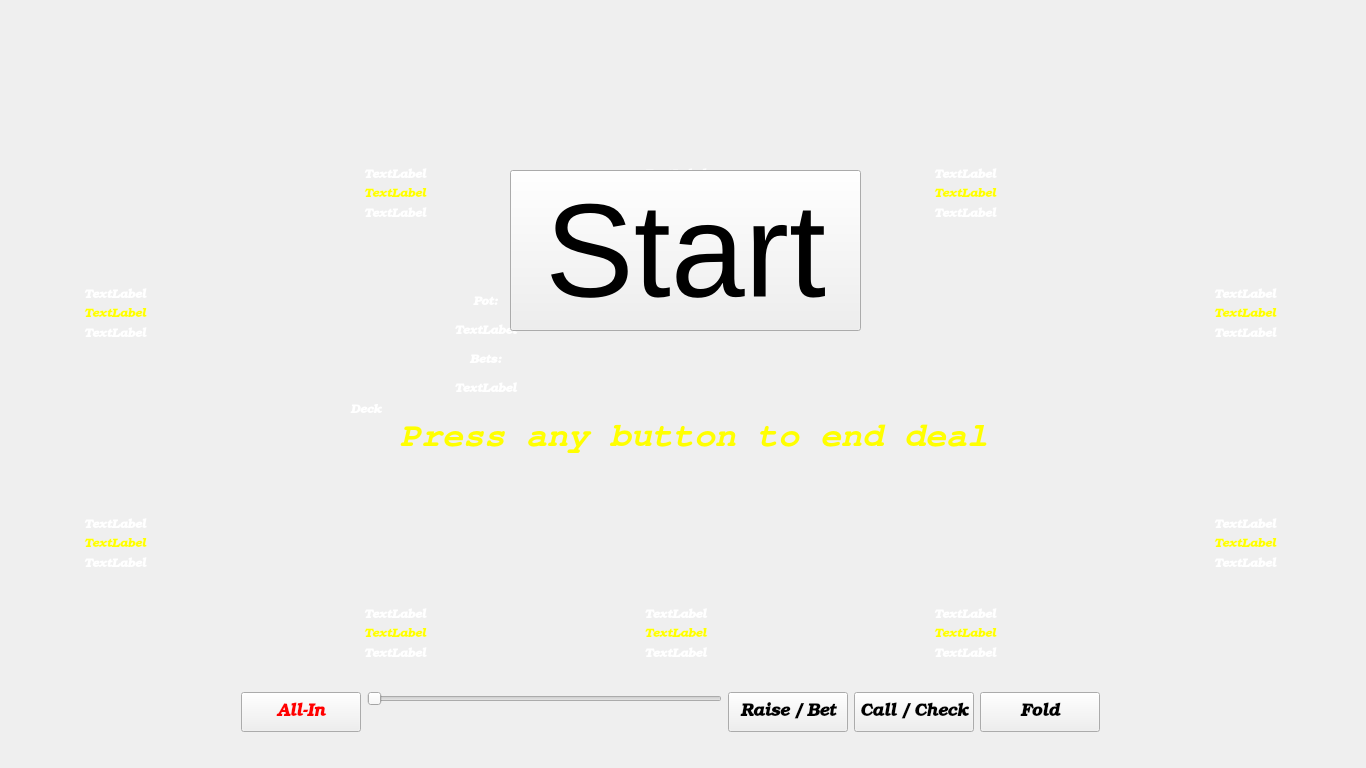
Before: the Qt Designer form mainwindow.ui in maxkolotilin/Holding-cards, drawn with Qt 5.
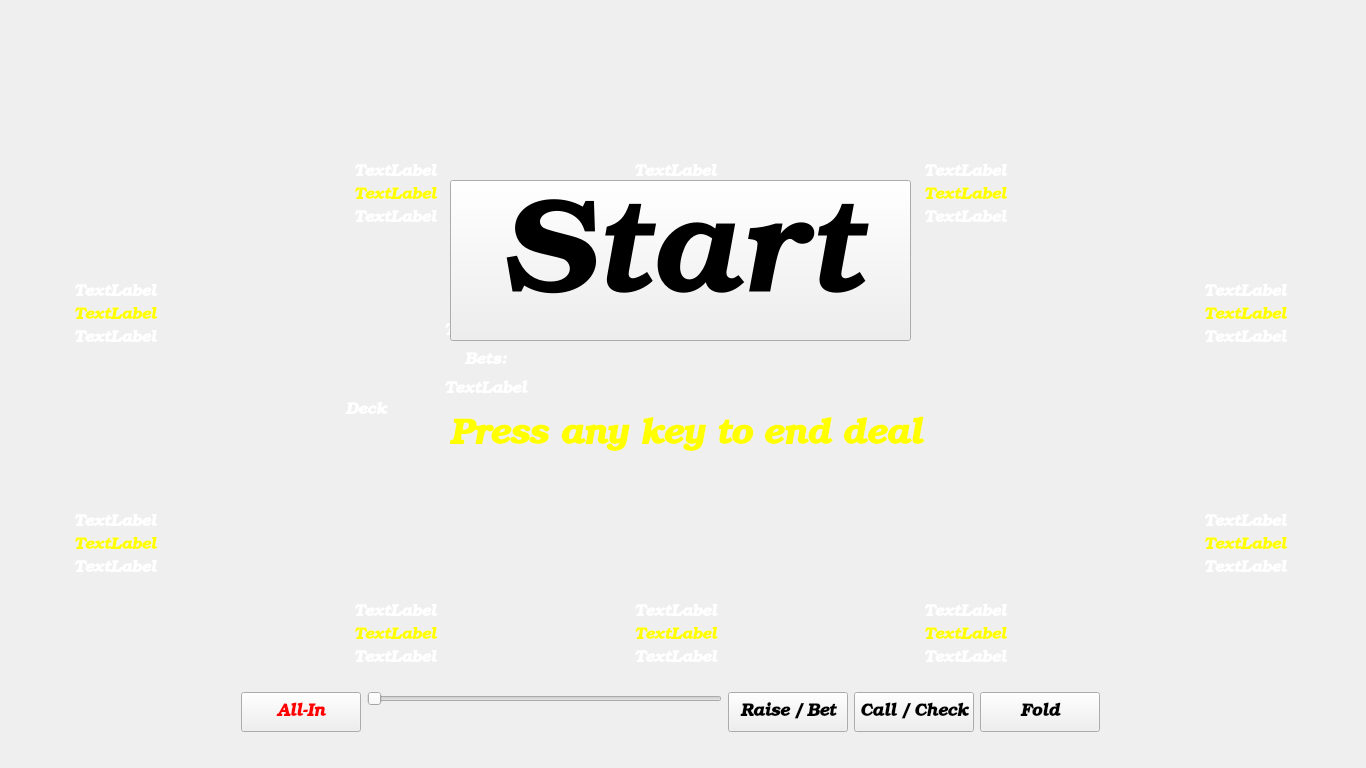
After: the same form once the commit is applied.

Patch:
```diff
--- a/mainwindow.ui
+++ b/mainwindow.ui
@@ -29,7 +29,7 @@
        <x>0</x>
        <y>-1</y>
        <width>190</width>
-       <height>213</height>
+       <height>219</height>
       </rect>
      </property>
      <layout class="QVBoxLayout" name="verticalLayout_8">
@@ -111,6 +111,7 @@
         <property name="font">
          <font>
           <family>URW Bookman L</family>
+          <pointsize>12</pointsize>
           <weight>75</weight>
           <italic>true</italic>
           <bold>true</bold>
@@ -166,6 +167,7 @@
         <property name="font">
          <font>
           <family>URW Bookman L</family>
+          <pointsize>12</pointsize>
           <weight>75</weight>
           <italic>true</italic>
           <bold>true</bold>
@@ -221,6 +223,7 @@
         <property name="font">
          <font>
           <family>URW Bookman L</family>
+          <pointsize>12</pointsize>
           <weight>75</weight>
           <italic>true</italic>
           <bold>true</bold>
@@ -252,7 +255,7 @@
        <x>0</x>
        <y>-1</y>
        <width>190</width>
-       <height>213</height>
+       <height>219</height>
       </rect>
      </property>
      <layout class="QVBoxLayout" name="verticalLayout_9">
@@ -334,6 +337,7 @@
         <property name="font">
          <font>
           <family>URW Bookman L</family>
+          <pointsize>12</pointsize>
           <weight>75</weight>
           <italic>true</italic>
           <bold>true</bold>
@@ -389,6 +393,7 @@
         <property name="font">
          <font>
           <family>URW Bookman L</family>
+          <pointsize>12</pointsize>
           <weight>75</weight>
           <italic>true</italic>
           <bold>true</bold>
@@ -444,6 +449,7 @@
         <property name="font">
          <font>
           <family>URW Bookman L</family>
+          <pointsize>12</pointsize>
           <weight>75</weight>
           <italic>true</italic>
           <bold>true</bold>
@@ -475,7 +481,7 @@
        <x>0</x>
        <y>-1</y>
        <width>190</width>
-       <height>213</height>
+       <height>219</height>
       </rect>
      </property>
      <layout class="QVBoxLayout" name="verticalLayout_10">
@@ -557,6 +563,7 @@
         <property name="font">
          <font>
           <family>URW Bookman L</family>
+          <pointsize>12</pointsize>
           <weight>75</weight>
           <italic>true</italic>
           <bold>true</bold>
@@ -612,6 +619,7 @@
         <property name="font">
          <font>
           <family>URW Bookman L</family>
+          <pointsize>12</pointsize>
           <weight>75</weight>
           <italic>true</italic>
           <bold>true</bold>
@@ -667,6 +675,7 @@
         <property name="font">
          <font>
           <family>URW Bookman L</family>
+          <pointsize>12</pointsize>
           <weight>75</weight>
           <italic>true</italic>
           <bold>true</bold>
@@ -698,7 +707,7 @@
        <x>0</x>
        <y>-1</y>
        <width>191</width>
-       <height>213</height>
+       <height>219</height>
       </rect>
      </property>
      <layout class="QVBoxLayout" name="verticalLayout_11">
@@ -780,6 +789,7 @@
         <property name="font">
          <font>
           <family>URW Bookman L</family>
+          <pointsize>12</pointsize>
           <weight>75</weight>
           <italic>true</italic>
           <bold>true</bold>
@@ -835,6 +845,7 @@
         <property name="font">
          <font>
           <family>URW Bookman L</family>
+          <pointsize>12</pointsize>
           <weight>75</weight>
           <italic>true</italic>
           <bold>true</bold>
@@ -890,6 +901,7 @@
         <property name="font">
          <font>
           <family>URW Bookman L</family>
+          <pointsize>12</pointsize>
           <weight>75</weight>
           <italic>true</italic>
           <bold>true</bold>
@@ -921,7 +933,7 @@
        <x>0</x>
        <y>-1</y>
        <width>190</width>
-       <height>213</height>
+       <height>219</height>
       </rect>
      </property>
      <layout class="QVBoxLayout" name="verticalLayout_12">
@@ -1003,6 +1015,7 @@
         <property name="font">
          <font>
           <family>URW Bookman L</family>
+          <pointsize>12</pointsize>
           <weight>75</weight>
           <italic>true</italic>
           <bold>true</bold>
@@ -1058,6 +1071,7 @@
         <property name="font">
          <font>
           <family>URW Bookman L</family>
+          <pointsize>12</pointsize>
           <weight>75</weight>
           <italic>true</italic>
           <bold>true</bold>
@@ -1113,6 +1127,7 @@
         <property name="font">
          <font>
           <family>URW Bookman L</family>
+          <pointsize>12</pointsize>
           <weight>75</weight>
           <italic>true</italic>
           <bold>true</bold>
@@ -1144,7 +1159,7 @@
        <x>0</x>
        <y>-1</y>
        <width>190</width>
-       <height>213</height>
+       <height>219</height>
       </rect>
      </property>
      <layout class="QVBoxLayout" name="verticalLayout_13">
@@ -1226,6 +1241,7 @@
         <property name="font">
          <font>
           <family>URW Bookman L</family>
+          <pointsize>12</pointsize>
           <weight>75</weight>
           <italic>true</italic>
           <bold>true</bold>
@@ -1281,6 +1297,7 @@
         <property name="font">
          <font>
           <family>URW Bookman L</family>
+          <pointsize>12</pointsize>
           <weight>75</weight>
           <italic>true</italic>
           <bold>true</bold>
@@ -1336,6 +1353,7 @@
         <property name="font">
          <font>
           <family>URW Bookman L</family>
+          <pointsize>12</pointsize>
           <weight>75</weight>
           <italic>true</italic>
           <bold>true</bold>
@@ -1367,7 +1385,7 @@
        <x>0</x>
        <y>-1</y>
        <width>190</width>
-       <height>213</height>
+       <height>219</height>
       </rect>
      </property>
      <layout class="QVBoxLayout" name="verticalLayout_14">
@@ -1449,6 +1467,7 @@
         <property name="font">
          <font>
           <family>URW Bookman L</family>
+          <pointsize>12</pointsize>
           <weight>75</weight>
           <italic>true</italic>
           <bold>true</bold>
@@ -1504,6 +1523,7 @@
         <property name="font">
          <font>
           <family>URW Bookman L</family>
+          <pointsize>12</pointsize>
           <weight>75</weight>
           <italic>true</italic>
           <bold>true</bold>
@@ -1559,6 +1579,7 @@
         <property name="font">
          <font>
           <family>URW Bookman L</family>
+          <pointsize>12</pointsize>
           <weight>75</weight>
           <italic>true</italic>
           <bold>true</bold>
@@ -1590,7 +1611,7 @@
        <x>0</x>
        <y>-1</y>
        <width>190</width>
-       <height>213</height>
+       <height>219</height>
       </rect>
      </property>
      <layout class="QVBoxLayout" name="verticalLayout_15">
@@ -1672,6 +1693,7 @@
         <property name="font">
          <font>
           <family>URW Bookman L</family>
+          <pointsize>12</pointsize>
           <weight>75</weight>
           <italic>true</italic>
           <bold>true</bold>
@@ -1727,6 +1749,7 @@
         <property name="font">
          <font>
           <family>URW Bookman L</family>
+          <pointsize>12</pointsize>
           <weight>75</weight>
           <italic>true</italic>
           <bold>true</bold>
@@ -1782,6 +1805,7 @@
         <property name="font">
          <font>
           <family>URW Bookman L</family>
+          <pointsize>12</pointsize>
           <weight>75</weight>
           <italic>true</italic>
           <bold>true</bold>
@@ -1861,7 +1885,7 @@
        <x>0</x>
        <y>-1</y>
        <width>190</width>
-       <height>213</height>
+       <height>219</height>
       </rect>
      </property>
      <layout class="QVBoxLayout" name="verticalLayout_16">
@@ -1970,6 +1994,7 @@
         <property name="font">
          <font>
           <family>URW Bookman L</family>
+          <pointsize>12</pointsize>
           <weight>75</weight>
           <italic>true</italic>
           <bold>true</bold>
@@ -2025,6 +2050,7 @@
         <property name="font">
          <font>
           <family>URW Bookman L</family>
+          <pointsize>12</pointsize>
           <weight>75</weight>
           <italic>true</italic>
           <bold>true</bold>
@@ -2080,6 +2106,7 @@
         <property name="font">
          <font>
           <family>URW Bookman L</family>
+          <pointsize>12</pointsize>
           <weight>75</weight>
           <italic>true</italic>
           <bold>true</bold>
@@ -2111,7 +2138,7 @@
        <x>0</x>
        <y>-1</y>
        <width>190</width>
-       <height>213</height>
+       <height>219</height>
       </rect>
      </property>
      <layout class="QVBoxLayout" name="verticalLayout_17">
@@ -2193,6 +2220,7 @@
         <property name="font">
          <font>
           <family>URW Bookman L</family>
+          <pointsize>12</pointsize>
           <weight>75</weight>
           <italic>true</italic>
           <bold>true</bold>
@@ -2248,6 +2276,7 @@
         <property name="font">
          <font>
           <family>URW Bookman L</family>
+          <pointsize>12</pointsize>
           <weight>75</weight>
           <italic>true</italic>
           <bold>true</bold>
@@ -2303,6 +2332,7 @@
         <property name="font">
          <font>
           <family>URW Bookman L</family>
+          <pointsize>12</pointsize>
           <weight>75</weight>
           <italic>true</italic>
           <bold>true</bold>
@@ -2461,6 +2491,11 @@
        <layout class="QVBoxLayout" name="verticalLayout_3">
         <item>
          <widget class="QSlider" name="slider_bet_size">
+          <property name="font">
+           <font>
+            <pointsize>12</pointsize>
+           </font>
+          </property>
           <property name="maximum">
            <number>100</number>
           </property>
@@ -2523,6 +2558,7 @@
           <property name="font">
            <font>
             <family>URW Bookman L</family>
+            <pointsize>12</pointsize>
             <weight>75</weight>
             <italic>true</italic>
             <bold>true</bold>
@@ -2622,7 +2658,7 @@
        <x>30</x>
        <y>20</y>
        <width>92</width>
-       <height>158</height>
+       <height>160</height>
       </rect>
      </property>
      <layout class="QVBoxLayout" name="verticalLayout_2">
@@ -2687,6 +2723,7 @@
         <property name="font">
          <font>
           <family>URW Bookman L</family>
+          <pointsize>12</pointsize>
           <weight>75</weight>
           <italic>true</italic>
           <bold>true</bold>
@@ -2756,6 +2793,7 @@
           <property name="font">
            <font>
             <family>URW Bookman L</family>
+            <pointsize>12</pointsize>
             <weight>75</weight>
             <italic>true</italic>
             <bold>true</bold>
@@ -2811,6 +2849,7 @@
           <property name="font">
            <font>
             <family>URW Bookman L</family>
+            <pointsize>12</pointsize>
             <weight>75</weight>
             <italic>true</italic>
             <bold>true</bold>
@@ -2866,6 +2905,7 @@
           <property name="font">
            <font>
             <family>URW Bookman L</family>
+            <pointsize>12</pointsize>
             <weight>75</weight>
             <italic>true</italic>
             <bold>true</bold>
@@ -2921,6 +2961,7 @@
           <property name="font">
            <font>
             <family>URW Bookman L</family>
+            <pointsize>12</pointsize>
             <weight>75</weight>
             <italic>true</italic>
             <bold>true</bold>
@@ -3312,15 +3353,19 @@
    <widget class="QPushButton" name="pushButton">
     <property name="geometry">
      <rect>
-      <x>510</x>
-      <y>170</y>
-      <width>351</width>
+      <x>450</x>
+      <y>180</y>
+      <width>461</width>
       <height>161</height>
      </rect>
     </property>
     <property name="font">
      <font>
+      <family>URW Bookman L</family>
       <pointsize>100</pointsize>
+      <weight>75</weight>
+      <italic>true</italic>
+      <bold>true</bold>
      </font>
     </property>
     <property name="text">
@@ -3330,9 +3375,9 @@
    <widget class="QLabel" name="label_help_text">
     <property name="geometry">
      <rect>
-      <x>400</x>
+      <x>450</x>
       <y>410</y>
-      <width>591</width>
+      <width>491</width>
       <height>51</height>
      </rect>
     </property>
@@ -3375,7 +3420,7 @@
     </property>
     <property name="font">
      <font>
-      <family>Nimbus Mono L</family>
+      <family>URW Bookman L</family>
       <pointsize>26</pointsize>
       <weight>75</weight>
       <italic>true</italic>
@@ -3383,7 +3428,7 @@
      </font>
     </property>
     <property name="text">
-     <string>Press any button to end deal</string>
+     <string>Press any key to end deal</string>
     </property>
    </widget>
   </widget>
```
